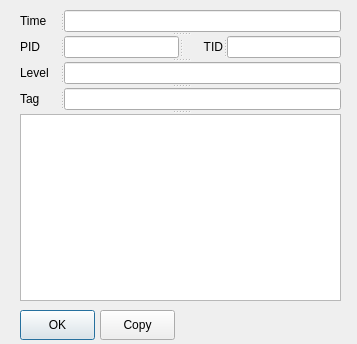
First picture: the form in src/Layout/dialogTraceDetail.ui, repository WeizhongLiang/AndroidBoyPublic, before the edit.
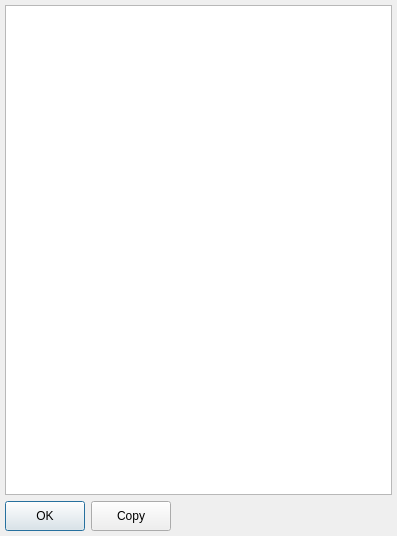
Second picture: the form after the edit. Icons and pictures are not drawn.

Commit message: change layout for trace log detail. add important message list for tracer widget. (only Uncaught exception!!! now)

```diff
--- a/src/Layout/dialogTraceDetail.ui
+++ b/src/Layout/dialogTraceDetail.ui
@@ -6,10 +6,16 @@
    <rect>
     <x>0</x>
     <y>0</y>
-    <width>357</width>
-    <height>344</height>
+    <width>397</width>
+    <height>536</height>
    </rect>
   </property>
+  <property name="sizePolicy">
+   <sizepolicy hsizetype="Fixed" vsizetype="Fixed">
+    <horstretch>0</horstretch>
+    <verstretch>0</verstretch>
+   </sizepolicy>
+  </property>
   <property name="windowTitle">
    <string>Trace detail</string>
   </property>
@@ -17,15 +23,32 @@
    <iconset resource="AndroidBoy.qrc">
     <normaloff>:/png/pngs/android_boy.png</normaloff>:/png/pngs/android_boy.png</iconset>
   </property>
+  <layout class="QGridLayout" name="gridLayout">
+   <property name="leftMargin">
+    <number>5</number>
+   </property>
+   <property name="topMargin">
+    <number>5</number>
+   </property>
+   <property name="rightMargin">
+    <number>5</number>
+   </property>
+   <property name="bottomMargin">
+    <number>5</number>
+   </property>
+   <item row="0" column="0">
+    <layout class="QVBoxLayout" name="verticalLayout">
+     <item>
+      <widget class="QTextEdit" name="tbMessage">
+       <property name="readOnly">
+        <bool>true</bool>
+       </property>
+      </widget>
+     </item>
+     <item>
+      <layout class="QHBoxLayout" name="horizontalLayout">
+       <item>
   <widget class="QPushButton" name="btOK">
-   <property name="geometry">
-    <rect>
-     <x>20</x>
-     <y>310</y>
-     <width>75</width>
-     <height>30</height>
-    </rect>
-   </property>
    <property name="minimumSize">
     <size>
      <width>0</width>
@@ -42,15 +65,9 @@
     <string>OK</string>
    </property>
   </widget>
+       </item>
+       <item>
   <widget class="QPushButton" name="btCopy">
-   <property name="geometry">
-    <rect>
-     <x>100</x>
-     <y>310</y>
-     <width>75</width>
-     <height>30</height>
-    </rect>
-   </property>
    <property name="minimumSize">
     <size>
      <width>0</width>
@@ -67,191 +84,25 @@
     <string>Copy</string>
    </property>
   </widget>
-  <widget class="QSplitter" name="splitter_5">
-   <property name="geometry">
-    <rect>
-     <x>20</x>
-     <y>10</y>
-     <width>321</width>
-     <height>291</height>
-    </rect>
-   </property>
+       </item>
+       <item>
+        <spacer name="horizontalSpacer">
    <property name="orientation">
-    <enum>Qt::Vertical</enum>
-   </property>
-   <widget class="QSplitter" name="splitter">
-    <property name="sizePolicy">
-     <sizepolicy hsizetype="Fixed" vsizetype="Fixed">
-      <horstretch>0</horstretch>
-      <verstretch>0</verstretch>
-     </sizepolicy>
-    </property>
-    <property name="orientation">
      <enum>Qt::Horizontal</enum>
     </property>
-    <widget class="QLabel" name="lbTime">
-     <property name="sizePolicy">
-      <sizepolicy hsizetype="Fixed" vsizetype="Fixed">
-       <horstretch>0</horstretch>
-       <verstretch>0</verstretch>
-      </sizepolicy>
-     </property>
-     <property name="minimumSize">
+         <property name="sizeHint" stdset="0">
       <size>
        <width>40</width>
-       <height>0</height>
-      </size>
-     </property>
-     <property name="maximumSize">
-      <size>
-       <width>40</width>
-       <height>16777215</height>
-      </size>
-     </property>
-     <property name="text">
-      <string>Time</string>
-     </property>
-    </widget>
-    <widget class="QLineEdit" name="tbTime"/>
-   </widget>
-   <widget class="QSplitter" name="splitter_2">
-    <property name="sizePolicy">
-     <sizepolicy hsizetype="Fixed" vsizetype="Fixed">
-      <horstretch>0</horstretch>
-      <verstretch>0</verstretch>
-     </sizepolicy>
-    </property>
-    <property name="orientation">
-     <enum>Qt::Horizontal</enum>
-    </property>
-    <widget class="QLabel" name="lbPID">
-     <property name="sizePolicy">
-      <sizepolicy hsizetype="Fixed" vsizetype="Fixed">
-       <horstretch>0</horstretch>
-       <verstretch>0</verstretch>
-      </sizepolicy>
-     </property>
-     <property name="minimumSize">
-      <size>
-       <width>40</width>
-       <height>0</height>
-      </size>
-     </property>
-     <property name="maximumSize">
-      <size>
-       <width>40</width>
-       <height>16777215</height>
-      </size>
-     </property>
-     <property name="text">
-      <string>PID</string>
-     </property>
-    </widget>
-    <widget class="QLineEdit" name="tbPID"/>
-    <widget class="QLabel" name="lbTID">
-     <property name="sizePolicy">
-      <sizepolicy hsizetype="Fixed" vsizetype="Fixed">
-       <horstretch>0</horstretch>
-       <verstretch>0</verstretch>
-      </sizepolicy>
-     </property>
-     <property name="minimumSize">
-      <size>
-       <width>40</width>
-       <height>0</height>
-      </size>
-     </property>
-     <property name="maximumSize">
-      <size>
-       <width>40</width>
-       <height>16777215</height>
-      </size>
-     </property>
-     <property name="text">
-      <string>TID</string>
-     </property>
-     <property name="alignment">
-      <set>Qt::AlignRight|Qt::AlignTrailing|Qt::AlignVCenter</set>
-     </property>
-    </widget>
-    <widget class="QLineEdit" name="tbTID"/>
-   </widget>
-   <widget class="QSplitter" name="splitter_3">
-    <property name="sizePolicy">
-     <sizepolicy hsizetype="Fixed" vsizetype="Fixed">
-      <horstretch>0</horstretch>
-      <verstretch>0</verstretch>
-     </sizepolicy>
-    </property>
-    <property name="orientation">
-     <enum>Qt::Horizontal</enum>
-    </property>
-    <widget class="QLabel" name="lbLevel">
-     <property name="sizePolicy">
-      <sizepolicy hsizetype="Fixed" vsizetype="Fixed">
-       <horstretch>0</horstretch>
-       <verstretch>0</verstretch>
-      </sizepolicy>
-     </property>
-     <property name="minimumSize">
-      <size>
-       <width>40</width>
-       <height>0</height>
-      </size>
-     </property>
-     <property name="maximumSize">
-      <size>
-       <width>40</width>
-       <height>16777215</height>
-      </size>
-     </property>
-     <property name="text">
-      <string>Level</string>
-     </property>
-    </widget>
-    <widget class="QLineEdit" name="tbLevel"/>
-   </widget>
-   <widget class="QSplitter" name="splitter_4">
-    <property name="sizePolicy">
-     <sizepolicy hsizetype="Fixed" vsizetype="Fixed">
-      <horstretch>0</horstretch>
-      <verstretch>0</verstretch>
-     </sizepolicy>
-    </property>
-    <property name="orientation">
-     <enum>Qt::Horizontal</enum>
-    </property>
-    <widget class="QLabel" name="lbTag">
-     <property name="sizePolicy">
-      <sizepolicy hsizetype="Fixed" vsizetype="Fixed">
-       <horstretch>0</horstretch>
-       <verstretch>0</verstretch>
-      </sizepolicy>
-     </property>
-     <property name="minimumSize">
-      <size>
-       <width>40</width>
-       <height>0</height>
-      </size>
-     </property>
-     <property name="maximumSize">
-      <size>
-       <width>40</width>
-       <height>16777215</height>
-      </size>
-     </property>
-     <property name="text">
-      <string>Tag</string>
-     </property>
-    </widget>
-    <widget class="QLineEdit" name="tbTag"/>
-   </widget>
-   <widget class="QTextEdit" name="tbMessage">
-    <property name="readOnly">
-     <bool>true</bool>
-    </property>
-   </widget>
-  </widget>
+           <height>20</height>
+          </size>
+         </property>
+        </spacer>
+       </item>
+      </layout>
+     </item>
+    </layout>
+   </item>
+  </layout>
  </widget>
  <resources>
   <include location="AndroidBoy.qrc"/>
```
Lines whose indentation alone changed are shown as unchanged. The commit also changes 6 other files.
